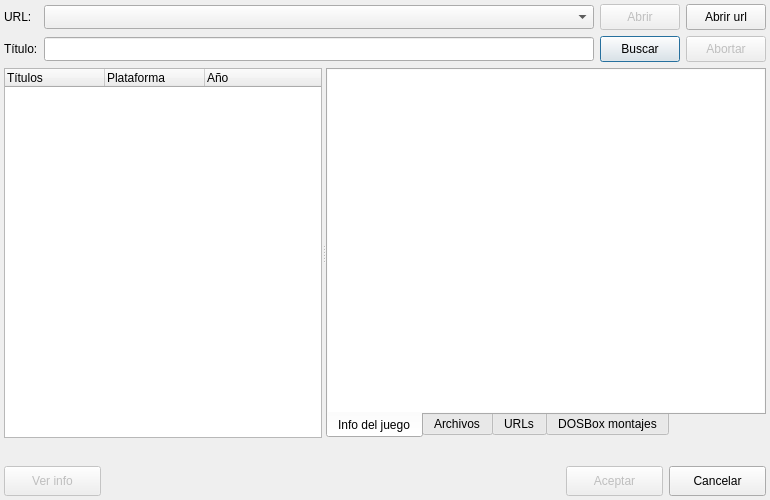
The window that ui/importar_juego.ui (Monthy/gr-lida) describes before a commit, drawn with Qt 5.
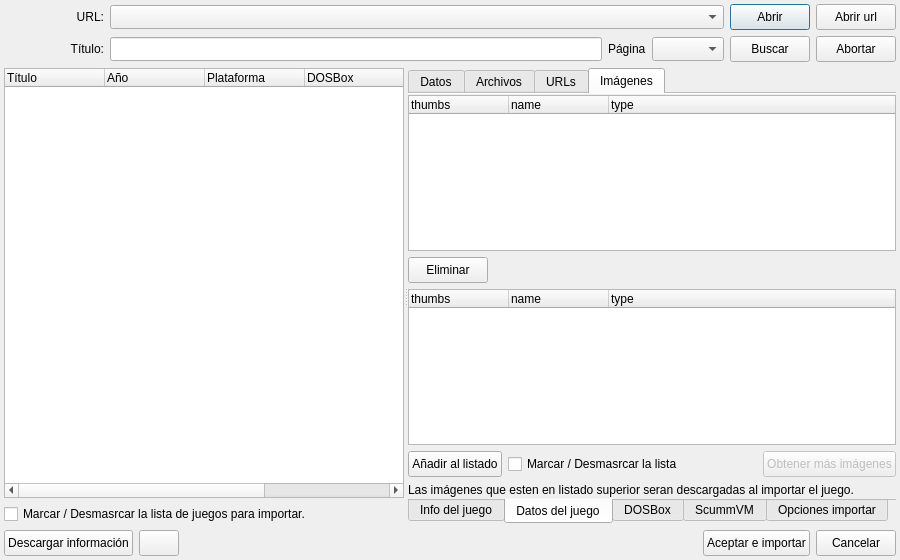
The same window after the commit. The open tabs and pages were chosen to show the change. Icons and pictures are not drawn. Custom widgets are drawn as their Qt base class.

Diff of the .ui file:
```diff
--- a/ui/importar_juego.ui
+++ b/ui/importar_juego.ui
@@ -2,33 +2,47 @@
 <ui version="4.0">
  <class>frmImportarJuego</class>
  <widget class="QDialog" name="frmImportarJuego">
+  <property name="enabled">
+   <bool>true</bool>
+  </property>
   <property name="geometry">
    <rect>
     <x>0</x>
     <y>0</y>
-    <width>770</width>
-    <height>500</height>
+    <width>900</width>
+    <height>560</height>
    </rect>
   </property>
   <property name="windowTitle">
    <string>Importar Juego</string>
   </property>
-  <property name="windowIcon">
-   <iconset resource="../res/gr-lida.qrc">
-    <normaloff>:/img16/importar.png</normaloff>:/img16/importar.png</iconset>
-  </property>
-  <layout class="QGridLayout" name="gridLayout" rowstretch="0,0,1,0,0">
+  <layout class="QVBoxLayout" name="vLayout_main">
    <property name="margin">
     <number>4</number>
    </property>
-   <item row="0" column="0">
+   <item>
+    <widget class="QWidget" name="wTop" native="true">
+     <layout class="QHBoxLayout" name="hLayout_top" stretch="0,1,0,0">
+      <property name="margin">
+       <number>0</number>
+      </property>
+      <item>
     <widget class="QLabel" name="lb_url">
+        <property name="minimumSize">
+         <size>
+          <width>100</width>
+          <height>0</height>
+         </size>
+        </property>
      <property name="text">
       <string>URL:</string>
      </property>
-    </widget>
-   </item>
-   <item row="0" column="1">
+        <property name="alignment">
+         <set>Qt::AlignRight|Qt::AlignTrailing|Qt::AlignVCenter</set>
+        </property>
+       </widget>
+      </item>
+      <item>
     <widget class="QComboBox" name="cbxScriptURL">
      <property name="minimumSize">
       <size>
@@ -41,11 +55,8 @@
      </property>
     </widget>
    </item>
-   <item row="0" column="2">
+      <item>
     <widget class="QPushButton" name="btnAbrir">
-     <property name="enabled">
-      <bool>false</bool>
-     </property>
      <property name="minimumSize">
       <size>
        <width>0</width>
@@ -59,12 +70,9 @@
       <iconset resource="../res/gr-lida.qrc">
        <normaloff>:/img16/carpeta_1.png</normaloff>:/img16/carpeta_1.png</iconset>
      </property>
-     <property name="autoDefault">
-      <bool>false</bool>
-     </property>
-    </widget>
-   </item>
-   <item row="0" column="3">
+       </widget>
+      </item>
+      <item>
     <widget class="QPushButton" name="btnAbrirUrl">
      <property name="minimumSize">
       <size>
@@ -79,19 +87,54 @@
       <iconset resource="../res/gr-lida.qrc">
        <normaloff>:/img16/edit_enlace.png</normaloff>:/img16/edit_enlace.png</iconset>
      </property>
-     <property name="autoDefault">
-      <bool>false</bool>
-     </property>
-    </widget>
-   </item>
-   <item row="1" column="0">
+       </widget>
+      </item>
+     </layout>
+    </widget>
+   </item>
+   <item>
+    <widget class="QStackedWidget" name="swImport">
+     <property name="currentIndex">
+      <number>0</number>
+     </property>
+     <widget class="QWidget" name="page_info_dbgl">
+      <layout class="QVBoxLayout" name="vLayout_info_dbgl">
+       <property name="margin">
+        <number>0</number>
+       </property>
+       <item>
+        <widget class="AnimatedTextBrowser" name="txtInfo"/>
+       </item>
+      </layout>
+     </widget>
+     <widget class="QWidget" name="page_info_import">
+      <layout class="QVBoxLayout" name="verticalLayout_2" stretch="0,1">
+       <property name="margin">
+        <number>0</number>
+       </property>
+       <item>
+        <widget class="QWidget" name="w_barra_busqueda" native="true">
+         <layout class="QHBoxLayout" name="hLayout_barra_busqueda">
+          <property name="margin">
+           <number>0</number>
+          </property>
+          <item>
     <widget class="QLabel" name="lb_titulo">
+            <property name="minimumSize">
+             <size>
+              <width>100</width>
+              <height>0</height>
+             </size>
+            </property>
      <property name="text">
       <string>Título:</string>
      </property>
-    </widget>
-   </item>
-   <item row="1" column="1">
+            <property name="alignment">
+             <set>Qt::AlignRight|Qt::AlignTrailing|Qt::AlignVCenter</set>
+            </property>
+           </widget>
+          </item>
+          <item>
     <widget class="QLineEdit" name="txtTituloBuscar">
      <property name="minimumSize">
       <size>
@@ -101,7 +144,27 @@
      </property>
     </widget>
    </item>
-   <item row="1" column="2">
+          <item>
+           <widget class="QLabel" name="lb_num_paginas">
+            <property name="text">
+             <string>Página</string>
+            </property>
+           </widget>
+          </item>
+          <item>
+           <widget class="QComboBox" name="cbxNumPag">
+            <property name="minimumSize">
+             <size>
+              <width>0</width>
+              <height>24</height>
+             </size>
+            </property>
+            <property name="sizeAdjustPolicy">
+             <enum>QComboBox::AdjustToContents</enum>
+            </property>
+           </widget>
+          </item>
+          <item>
     <widget class="QPushButton" name="btnBuscar">
      <property name="minimumSize">
       <size>
@@ -114,18 +177,15 @@
      </property>
      <property name="icon">
       <iconset resource="../res/gr-lida.qrc">
-       <normaloff>:/img16/edit_buscar.png</normaloff>:/img16/edit_buscar.png</iconset>
+              <normaloff>:/img16/buscar.png</normaloff>:/img16/buscar.png</iconset>
      </property>
      <property name="default">
       <bool>true</bool>
      </property>
     </widget>
    </item>
-   <item row="1" column="3">
+          <item>
     <widget class="QPushButton" name="btnAbortar">
-     <property name="enabled">
-      <bool>false</bool>
-     </property>
      <property name="minimumSize">
       <size>
        <width>0</width>
@@ -141,27 +201,30 @@
      </property>
     </widget>
    </item>
-   <item row="2" column="0" colspan="4">
+         </layout>
+        </widget>
+       </item>
+       <item>
     <widget class="QSplitter" name="splitter">
      <property name="orientation">
       <enum>Qt::Horizontal</enum>
      </property>
-     <widget class="QTreeWidget" name="twListaBusqueda">
-      <property name="editTriggers">
-       <set>QAbstractItemView::NoEditTriggers</set>
-      </property>
-      <property name="alternatingRowColors">
-       <bool>false</bool>
+         <widget class="QWidget" name="layoutWidget1">
+          <layout class="QVBoxLayout" name="verticalLayout">
+           <item>
+            <widget class="QTreeWidget" name="twListaJuegos">
+             <property name="minimumSize">
+              <size>
+               <width>400</width>
+               <height>0</height>
+              </size>
       </property>
       <property name="iconSize">
        <size>
-        <width>24</width>
-        <height>24</height>
-       </size>
-      </property>
-      <property name="textElideMode">
-       <enum>Qt::ElideNone</enum>
-      </property>
+               <width>25</width>
+               <height>25</height>
+              </size>
+             </property>
       <property name="rootIsDecorated">
        <bool>false</bool>
       </property>
@@ -176,12 +239,7 @@
       </property>
       <column>
        <property name="text">
-        <string>Títulos</string>
-       </property>
-      </column>
-      <column>
-       <property name="text">
-        <string>Plataforma</string>
+               <string>Título</string>
        </property>
       </column>
       <column>
@@ -189,14 +247,50 @@
         <string>Año</string>
        </property>
       </column>
-     </widget>
-     <widget class="QTabWidget" name="tabWidget">
+             <column>
+              <property name="text">
+               <string>Plataforma</string>
+              </property>
+             </column>
+             <column>
+              <property name="text">
+               <string>DOSBox</string>
+              </property>
+             </column>
+             <column>
+              <property name="text">
+               <string>url</string>
+              </property>
+             </column>
+             <column>
+              <property name="text">
+               <string>tipo_emu</string>
+              </property>
+             </column>
+            </widget>
+           </item>
+           <item>
+            <widget class="QCheckBox" name="chkSelectListaJuegos">
+             <property name="sizePolicy">
+              <sizepolicy hsizetype="Expanding" vsizetype="Fixed">
+               <horstretch>0</horstretch>
+               <verstretch>0</verstretch>
+              </sizepolicy>
+             </property>
+             <property name="text">
+              <string>Marcar / Desmasrcar la lista de juegos para importar.</string>
+             </property>
+            </widget>
+           </item>
+          </layout>
+         </widget>
+         <widget class="QTabWidget" name="tabwImport">
       <property name="enabled">
        <bool>true</bool>
       </property>
       <property name="minimumSize">
        <size>
-        <width>440</width>
+            <width>480</width>
         <height>0</height>
        </size>
       </property>
@@ -206,7 +300,10 @@
       <property name="currentIndex">
        <number>0</number>
       </property>
-      <widget class="QWidget" name="tab_4">
+          <property name="documentMode">
+           <bool>true</bool>
+          </property>
+          <widget class="QWidget" name="tab_info">
        <attribute name="icon">
         <iconset resource="../res/gr-lida.qrc">
          <normaloff>:/img16/datos_3.png</normaloff>:/img16/datos_3.png</iconset>
@@ -214,23 +311,80 @@
        <attribute name="title">
         <string>Info del juego</string>
        </attribute>
-       <layout class="QVBoxLayout" name="verticalLayout_6">
-        <property name="margin">
+           <layout class="QVBoxLayout" name="vLayout_info">
+            <property name="leftMargin">
          <number>0</number>
         </property>
+            <property name="topMargin">
+             <number>0</number>
+            </property>
+            <property name="rightMargin">
+             <number>0</number>
+            </property>
+            <property name="bottomMargin">
+             <number>1</number>
+            </property>
         <item>
-         <widget class="QTextBrowser" name="txtHtmlInfo">
-          <property name="frameShape">
-           <enum>QFrame::NoFrame</enum>
-          </property>
-          <property name="openExternalLinks">
-           <bool>true</bool>
-          </property>
-         </widget>
+             <widget class="AnimatedTextBrowser" name="txtInfoJuego"/>
         </item>
        </layout>
       </widget>
-      <widget class="QWidget" name="tab_5">
+          <widget class="QWidget" name="tab_datos_juego">
+           <attribute name="icon">
+            <iconset resource="../res/gr-lida.qrc">
+             <normaloff>:/img16/cat/datos.png</normaloff>:/img16/cat/datos.png</iconset>
+           </attribute>
+           <attribute name="title">
+            <string>Datos del juego</string>
+           </attribute>
+           <layout class="QVBoxLayout" name="vLayout_datos_juego">
+            <property name="leftMargin">
+             <number>0</number>
+            </property>
+            <property name="topMargin">
+             <number>0</number>
+            </property>
+            <property name="rightMargin">
+             <number>0</number>
+            </property>
+            <property name="bottomMargin">
+             <number>1</number>
+            </property>
+            <item>
+             <widget class="QTabWidget" name="tabwDatos">
+              <property name="tabShape">
+               <enum>QTabWidget::Rounded</enum>
+              </property>
+              <property name="currentIndex">
+               <number>0</number>
+              </property>
+              <property name="documentMode">
+               <bool>true</bool>
+              </property>
+              <widget class="QWidget" name="tab_datos">
+               <attribute name="icon">
+                <iconset resource="../res/gr-lida.qrc">
+                 <normaloff>:/img16/cat/datos.png</normaloff>:/img16/cat/datos.png</iconset>
+               </attribute>
+               <attribute name="title">
+                <string>Datos</string>
+               </attribute>
+               <layout class="QVBoxLayout" name="vLayout_wDat">
+                <property name="leftMargin">
+                 <number>0</number>
+                </property>
+                <property name="topMargin">
+                 <number>1</number>
+                </property>
+                <property name="rightMargin">
+                 <number>0</number>
+                </property>
+                <property name="bottomMargin">
+                 <number>0</number>
+                </property>
+               </layout>
+              </widget>
+              <widget class="QWidget" name="tab_archivos">
        <attribute name="icon">
         <iconset resource="../res/gr-lida.qrc">
          <normaloff>:/img16/archivos.png</normaloff>:/img16/archivos.png</iconset>
@@ -238,8 +392,17 @@
        <attribute name="title">
         <string>Archivos</string>
        </attribute>
-       <layout class="QVBoxLayout" name="verticalLayout_7">
-        <property name="margin">
+               <layout class="QVBoxLayout" name="vLayout_archivos">
+                <property name="leftMargin">
+                 <number>0</number>
+                </property>
+                <property name="topMargin">
+                 <number>1</number>
+                </property>
+                <property name="rightMargin">
+                 <number>0</number>
+                </property>
+                <property name="bottomMargin">
          <number>0</number>
         </property>
         <item>
@@ -247,9 +410,6 @@
           <property name="focusPolicy">
            <enum>Qt::ClickFocus</enum>
           </property>
-          <property name="frameShape">
-           <enum>QFrame::NoFrame</enum>
-          </property>
           <property name="showDropIndicator" stdset="0">
            <bool>false</bool>
           </property>
@@ -303,16 +463,25 @@
         </item>
        </layout>
       </widget>
-      <widget class="QWidget" name="tab_6">
+              <widget class="QWidget" name="tab_urls">
        <attribute name="icon">
         <iconset resource="../res/gr-lida.qrc">
-         <normaloff>:/img16/edit_enlace.png</normaloff>:/img16/edit_enlace.png</iconset>
+                 <normaloff>:/img16/html.png</normaloff>:/img16/html.png</iconset>
        </attribute>
        <attribute name="title">
         <string>URLs</string>
        </attribute>
-       <layout class="QVBoxLayout" name="verticalLayout_8">
-        <property name="margin">
+               <layout class="QVBoxLayout" name="vLayout_urls">
+                <property name="leftMargin">
+                 <number>0</number>
+                </property>
+                <property name="topMargin">
+                 <number>1</number>
+                </property>
+                <property name="rightMargin">
+                 <number>0</number>
+                </property>
+                <property name="bottomMargin">
          <number>0</number>
         </property>
         <item>
@@ -320,9 +489,6 @@
           <property name="focusPolicy">
            <enum>Qt::ClickFocus</enum>
           </property>
-          <property name="frameShape">
-           <enum>QFrame::NoFrame</enum>
-          </property>
           <property name="showDropIndicator" stdset="0">
            <bool>false</bool>
           </property>
@@ -361,19 +527,292 @@
         </item>
        </layout>
       </widget>
-      <widget class="QWidget" name="tab_7">
+              <widget class="QWidget" name="tab_images">
+               <attribute name="icon">
+                <iconset resource="../res/gr-lida.qrc">
+                 <normaloff>:/img16/imagen.png</normaloff>:/img16/imagen.png</iconset>
+               </attribute>
+               <attribute name="title">
+                <string>Imágenes</string>
+               </attribute>
+               <layout class="QVBoxLayout" name="vLayout_imagenes">
+                <property name="leftMargin">
+                 <number>0</number>
+                </property>
+                <property name="topMargin">
+                 <number>1</number>
+                </property>
+                <property name="rightMargin">
+                 <number>0</number>
+                </property>
+                <property name="bottomMargin">
+                 <number>0</number>
+                </property>
+                <item>
+                 <widget class="QTreeWidget" name="twDatosImages">
+                  <property name="focusPolicy">
+                   <enum>Qt::ClickFocus</enum>
+                  </property>
+                  <property name="showDropIndicator" stdset="0">
+                   <bool>false</bool>
+                  </property>
+                  <property name="iconSize">
+                   <size>
+                    <width>100</width>
+                    <height>100</height>
+                   </size>
+                  </property>
+                  <property name="textElideMode">
+                   <enum>Qt::ElideNone</enum>
+                  </property>
+                  <property name="rootIsDecorated">
+                   <bool>false</bool>
+                  </property>
+                  <property name="uniformRowHeights">
+                   <bool>true</bool>
+                  </property>
+                  <property name="itemsExpandable">
+                   <bool>false</bool>
+                  </property>
+                  <property name="allColumnsShowFocus">
+                   <bool>true</bool>
+                  </property>
+                  <column>
+                   <property name="text">
+                    <string>thumbs</string>
+                   </property>
+                  </column>
+                  <column>
+                   <property name="text">
+                    <string>name</string>
+                   </property>
+                  </column>
+                  <column>
+                   <property name="text">
+                    <string>type</string>
+                   </property>
+                  </column>
+                 </widget>
+                </item>
+                <item>
+                 <layout class="QHBoxLayout" name="horizontalLayout_1" stretch="0,0">
+                  <item>
+                   <widget class="QPushButton" name="btnEliminarImagen">
+                    <property name="minimumSize">
+                     <size>
+                      <width>0</width>
+                      <height>26</height>
+                     </size>
+                    </property>
+                    <property name="text">
+                     <string>Eliminar</string>
+                    </property>
+                   </widget>
+                  </item>
+                  <item>
+                   <spacer name="horizontalSpacer">
+                    <property name="orientation">
+                     <enum>Qt::Horizontal</enum>
+                    </property>
+                    <property name="sizeHint" stdset="0">
+                     <size>
+                      <width>40</width>
+                      <height>20</height>
+                     </size>
+                    </property>
+                   </spacer>
+                  </item>
+                 </layout>
+                </item>
+                <item>
+                 <widget class="QTreeWidget" name="twDatosTempImages">
+                  <property name="focusPolicy">
+                   <enum>Qt::ClickFocus</enum>
+                  </property>
+                  <property name="showDropIndicator" stdset="0">
+                   <bool>false</bool>
+                  </property>
+                  <property name="iconSize">
+                   <size>
+                    <width>100</width>
+                    <height>100</height>
+                   </size>
+                  </property>
+                  <property name="textElideMode">
+                   <enum>Qt::ElideNone</enum>
+                  </property>
+                  <property name="rootIsDecorated">
+                   <bool>false</bool>
+                  </property>
+                  <property name="uniformRowHeights">
+                   <bool>true</bool>
+                  </property>
+                  <property name="itemsExpandable">
+                   <bool>false</bool>
+                  </property>
+                  <property name="allColumnsShowFocus">
+                   <bool>true</bool>
+                  </property>
+                  <column>
+                   <property name="text">
+                    <string>thumbs</string>
+                   </property>
+                  </column>
+                  <column>
+                   <property name="text">
+                    <string>name</string>
+                   </property>
+                  </column>
+                  <column>
+                   <property name="text">
+                    <string>type</string>
+                   </property>
+                  </column>
+                 </widget>
+                </item>
+                <item>
+                 <layout class="QHBoxLayout" name="horizontalLayout_2">
+                  <item>
+                   <widget class="QPushButton" name="btnAddImagen">
+                    <property name="minimumSize">
+                     <size>
+                      <width>0</width>
+                      <height>26</height>
+                     </size>
+                    </property>
+                    <property name="text">
+                     <string>Añadir al listado</string>
+                    </property>
+                   </widget>
+                  </item>
+                  <item>
+                   <widget class="QCheckBox" name="chkSelectDatosTempImages">
+                    <property name="sizePolicy">
+                     <sizepolicy hsizetype="Expanding" vsizetype="Fixed">
+                      <horstretch>0</horstretch>
+                      <verstretch>0</verstretch>
+                     </sizepolicy>
+                    </property>
+                    <property name="text">
+                     <string>Marcar / Desmasrcar la lista</string>
+                    </property>
+                   </widget>
+                  </item>
+                  <item>
+                   <spacer name="horizontalSpacer_2">
+                    <property name="orientation">
+                     <enum>Qt::Horizontal</enum>
+                    </property>
+                    <property name="sizeHint" stdset="0">
+                     <size>
+                      <width>10</width>
+                      <height>23</height>
+                     </size>
+                    </property>
+                   </spacer>
+                  </item>
+                  <item>
+                   <widget class="QPushButton" name="btnDownAllCovers">
        <property name="enabled">
+                     <bool>false</bool>
+                    </property>
+                    <property name="minimumSize">
+                     <size>
+                      <width>120</width>
+                      <height>26</height>
+                     </size>
+                    </property>
+                    <property name="text">
+                     <string>Obtener más imágenes</string>
+                    </property>
+                   </widget>
+                  </item>
+                 </layout>
+                </item>
+                <item>
+                 <widget class="QLabel" name="lb_info_imagenes">
+                  <property name="text">
+                   <string>Las imágenes que esten en listado superior seran descargadas al importar el juego.</string>
+                  </property>
+                 </widget>
+                </item>
+               </layout>
+              </widget>
+             </widget>
+            </item>
+           </layout>
+          </widget>
+          <widget class="QWidget" name="tab_cfg_dosbox">
+           <attribute name="icon">
+            <iconset resource="../res/gr-lida.qrc">
+             <normaloff>:/img16/cat/dosbox.png</normaloff>:/img16/cat/dosbox.png</iconset>
+           </attribute>
+           <attribute name="title">
+            <string>DOSBox</string>
+           </attribute>
+           <layout class="QVBoxLayout" name="vLayout_cfg_dosbox">
+            <property name="leftMargin">
+             <number>0</number>
+            </property>
+            <property name="topMargin">
+             <number>0</number>
+            </property>
+            <property name="rightMargin">
+             <number>0</number>
+            </property>
+            <property name="bottomMargin">
+             <number>1</number>
+            </property>
+            <item>
+             <widget class="QTabWidget" name="tabwDOSBox">
+              <property name="currentIndex">
+               <number>0</number>
+              </property>
+              <property name="documentMode">
         <bool>true</bool>
        </property>
+              <widget class="QWidget" name="tab_dosbox">
        <attribute name="icon">
         <iconset resource="../res/gr-lida.qrc">
-         <normaloff>:/img16/dosbox.png</normaloff>:/img16/dosbox.png</iconset>
+                 <normaloff>:/img16/cat/dosbox.png</normaloff>:/img16/cat/dosbox.png</iconset>
        </attribute>
        <attribute name="title">
-        <string>DOSBox montajes</string>
-       </attribute>
-       <layout class="QVBoxLayout" name="verticalLayout_2">
-        <property name="margin">
+                <string>DOSBox</string>
+               </attribute>
+               <layout class="QVBoxLayout" name="vLayout_wDbx">
+                <property name="leftMargin">
+                 <number>0</number>
+                </property>
+                <property name="topMargin">
+                 <number>1</number>
+                </property>
+                <property name="rightMargin">
+                 <number>0</number>
+                </property>
+                <property name="bottomMargin">
+                 <number>0</number>
+                </property>
+               </layout>
+              </widget>
+              <widget class="QWidget" name="tab_montajes">
+               <attribute name="icon">
+                <iconset resource="../res/gr-lida.qrc">
+                 <normaloff>:/img16/drive_hd.png</normaloff>:/img16/drive_hd.png</iconset>
+               </attribute>
+               <attribute name="title">
+                <string>Montajes</string>
+               </attribute>
+               <layout class="QVBoxLayout" name="vLayout_montajes">
+                <property name="leftMargin">
+                 <number>0</number>
+                </property>
+                <property name="topMargin">
+                 <number>1</number>
+                </property>
+                <property name="rightMargin">
+                 <number>0</number>
+                </property>
+                <property name="bottomMargin">
          <number>0</number>
         </property>
         <item>
@@ -381,9 +820,6 @@
           <property name="focusPolicy">
            <enum>Qt::ClickFocus</enum>
           </property>
-          <property name="frameShape">
-           <enum>QFrame::NoFrame</enum>
-          </property>
           <property name="showDropIndicator" stdset="0">
            <bool>false</bool>
           </property>
@@ -433,39 +869,169 @@
        </layout>
       </widget>
      </widget>
-    </widget>
-   </item>
-   <item row="3" column="0" colspan="4">
-    <widget class="QLabel" name="lb_status">
-     <property name="minimumSize">
-      <size>
-       <width>0</width>
-       <height>16</height>
-      </size>
-     </property>
-     <property name="text">
+            </item>
+           </layout>
+          </widget>
+          <widget class="QWidget" name="tab_cfg_scummvm">
+           <attribute name="icon">
+            <iconset resource="../res/gr-lida.qrc">
+             <normaloff>:/img16/cat/scummvm.png</normaloff>:/img16/cat/scummvm.png</iconset>
+           </attribute>
+           <attribute name="title">
+            <string>ScummVM</string>
+           </attribute>
+           <layout class="QVBoxLayout" name="vLayout_wSvm">
+            <property name="leftMargin">
+             <number>0</number>
+            </property>
+            <property name="topMargin">
+             <number>0</number>
+            </property>
+            <property name="rightMargin">
+             <number>0</number>
+            </property>
+            <property name="bottomMargin">
+             <number>1</number>
+            </property>
+           </layout>
+          </widget>
+          <widget class="QWidget" name="tab_opciones">
+           <attribute name="icon">
+            <iconset resource="../res/gr-lida.qrc">
+             <normaloff>:/img16/opciones.png</normaloff>:/img16/opciones.png</iconset>
+           </attribute>
+           <attribute name="title">
+            <string>Opciones importar</string>
+           </attribute>
+           <layout class="QVBoxLayout" name="vLayout__opciones_importar">
+            <property name="leftMargin">
+             <number>0</number>
+            </property>
+            <property name="topMargin">
+             <number>0</number>
+            </property>
+            <property name="rightMargin">
+             <number>0</number>
+            </property>
+            <property name="bottomMargin">
+             <number>1</number>
+            </property>
+            <item>
+             <widget class="QGroupBox" name="gbox_opciones_importar">
+              <property name="title">
       <string/>
      </property>
-    </widget>
-   </item>
-   <item row="4" column="0" colspan="4">
-    <layout class="QHBoxLayout" name="horizontalLayout">
+              <layout class="QVBoxLayout" name="vLayout_opciones_importar_select">
+               <property name="margin">
+                <number>4</number>
+               </property>
+               <item>
+                <widget class="QCheckBox" name="chkSoloDatos">
+                 <property name="text">
+                  <string>Importar solo los datos del juego.</string>
+                 </property>
+                </widget>
+               </item>
+               <item>
+                <widget class="QCheckBox" name="chkSoloCfgDOSBox">
+                 <property name="text">
+                  <string>Importar solo la configuración de DOSBox (no extrae del zip los archivos del juego en DBGL).</string>
+                 </property>
+                 <property name="checked">
+                  <bool>false</bool>
+                 </property>
+                </widget>
+               </item>
+               <item>
+                <widget class="QCheckBox" name="chkImportarCapturas">
+                 <property name="text">
+                  <string>Importar capturas del juego (en DBGL).</string>
+                 </property>
+                 <property name="checked">
+                  <bool>true</bool>
+                 </property>
+                </widget>
+               </item>
+              </layout>
+             </widget>
+            </item>
+            <item>
+             <spacer name="verticalSpacer">
+              <property name="orientation">
+               <enum>Qt::Vertical</enum>
+              </property>
+              <property name="sizeHint" stdset="0">
+               <size>
+                <width>20</width>
+                <height>40</height>
+               </size>
+              </property>
+             </spacer>
+            </item>
+            <item>
+             <widget class="QGroupBox" name="groupBox">
+              <property name="title">
+               <string>Opciones de importación para la lista de juegos completa.</string>
+              </property>
+              <layout class="QVBoxLayout" name="vLayout_opciones_importar_all">
+               <property name="margin">
+                <number>4</number>
+               </property>
+               <item>
+                <widget class="QCheckBox" name="chkSoloDatos_all">
+                 <property name="text">
+                  <string>Importar solo los datos del juego.</string>
+                 </property>
+                </widget>
+               </item>
+               <item>
+                <widget class="QCheckBox" name="chkSoloCfgDOSBox_all">
+                 <property name="text">
+                  <string>Importar solo la configuración de DOSBox (no extrae del zip los archivos del juego en DBGL).</string>
+                 </property>
+                 <property name="checked">
+                  <bool>false</bool>
+                 </property>
+                </widget>
+               </item>
+               <item>
+                <widget class="QCheckBox" name="chkImportarCapturas_all">
+                 <property name="text">
+                  <string>Importar capturas del juego (en DBGL).</string>
+                 </property>
+                 <property name="checked">
+                  <bool>true</bool>
+                 </property>
+                </widget>
+               </item>
+              </layout>
+             </widget>
+            </item>
+           </layout>
+          </widget>
+         </widget>
+        </widget>
+       </item>
+      </layout>
+     </widget>
+    </widget>
+   </item>
+   <item>
+    <widget class="QWidget" name="wBottom" native="true">
+     <layout class="QHBoxLayout" name="hLayout_bottom">
      <property name="margin">
       <number>0</number>
      </property>
      <item>
-      <widget class="QPushButton" name="btnVerInfo">
-       <property name="enabled">
-        <bool>false</bool>
-       </property>
+       <widget class="QPushButton" name="btnDownInfo">
        <property name="minimumSize">
         <size>
-         <width>97</width>
-         <height>30</height>
+          <width>0</width>
+          <height>26</height>
         </size>
        </property>
        <property name="text">
-        <string>Ver info</string>
+         <string>Descargar información</string>
        </property>
        <property name="icon">
         <iconset resource="../res/gr-lida.qrc">
@@ -474,31 +1040,59 @@
       </widget>
      </item>
      <item>
-      <spacer name="horizontalSpacer">
-       <property name="orientation">
-        <enum>Qt::Horizontal</enum>
-       </property>
-       <property name="sizeHint" stdset="0">
+       <widget class="QPushButton" name="btnToggleInfo">
+        <property name="sizePolicy">
+         <sizepolicy hsizetype="Preferred" vsizetype="Fixed">
+          <horstretch>0</horstretch>
+          <verstretch>0</verstretch>
+         </sizepolicy>
+        </property>
+        <property name="minimumSize">
         <size>
-         <width>40</width>
-         <height>20</height>
-        </size>
-       </property>
-      </spacer>
+          <width>0</width>
+          <height>26</height>
+         </size>
+        </property>
+        <property name="icon">
+         <iconset resource="../res/gr-lida.qrc">
+          <normaloff>:/img16/go-back.png</normaloff>:/img16/go-back.png</iconset>
+        </property>
+       </widget>
+      </item>
+      <item>
+       <widget class="QWidget" name="wInfo" native="true">
+        <property name="sizePolicy">
+         <sizepolicy hsizetype="Expanding" vsizetype="Preferred">
+          <horstretch>0</horstretch>
+          <verstretch>0</verstretch>
+         </sizepolicy>
+        </property>
+        <property name="minimumSize">
+         <size>
+          <width>200</width>
+          <height>24</height>
+         </size>
+        </property>
+        <layout class="QVBoxLayout" name="hLayout_wInfo">
+         <property name="spacing">
+          <number>0</number>
+         </property>
+         <property name="margin">
+          <number>0</number>
+         </property>
+        </layout>
+       </widget>
      </item>
      <item>
       <widget class="QPushButton" name="btnOk">
-       <property name="enabled">
-        <bool>false</bool>
-       </property>
        <property name="minimumSize">
         <size>
-         <width>97</width>
-         <height>30</height>
+          <width>0</width>
+          <height>26</height>
         </size>
        </property>
        <property name="text">
-        <string>Aceptar</string>
+         <string>Aceptar e importar</string>
        </property>
        <property name="icon">
         <iconset resource="../res/gr-lida.qrc">
@@ -510,8 +1104,8 @@
       <widget class="QPushButton" name="btnCancelar">
        <property name="minimumSize">
         <size>
-         <width>97</width>
-         <height>30</height>
+          <width>0</width>
+          <height>26</height>
         </size>
        </property>
        <property name="text">
@@ -524,9 +1118,18 @@
       </widget>
      </item>
     </layout>
+    </widget>
    </item>
   </layout>
  </widget>
+ <customwidgets>
+  <customwidget>
+   <class>AnimatedTextBrowser</class>
+   <extends>QTextBrowser</extends>
+   <header>animatedtextbrowser.h</header>
+   <container>1</container>
+  </customwidget>
+ </customwidgets>
  <tabstops>
   <tabstop>txtTituloBuscar</tabstop>
   <tabstop>cbxScriptURL</tabstop>
```
Left out of the diff: 29 changed lines with no effect on the pictures. Lines whose indentation alone changed are shown as unchanged.
